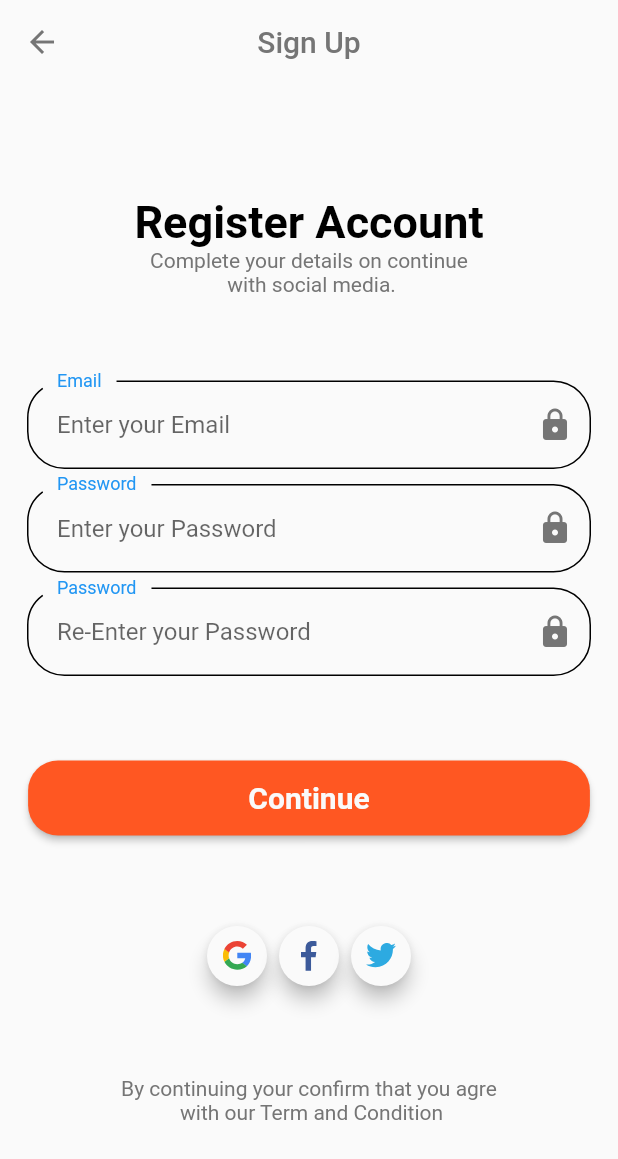
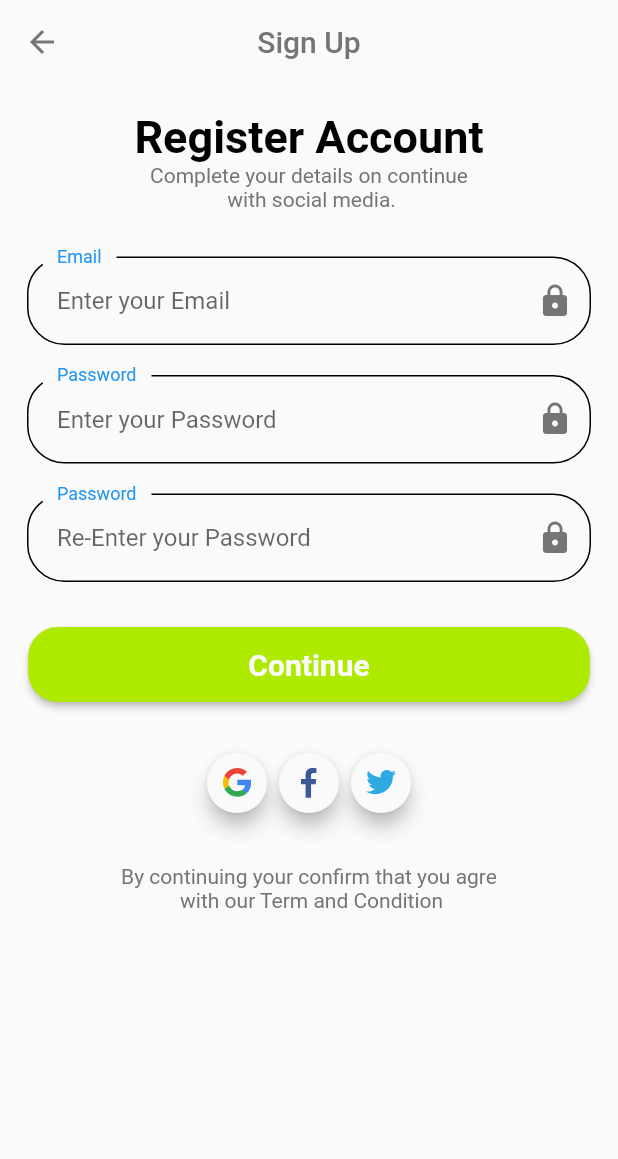
Before and after one commit to FreelancerAbir1/Flutter-Ecommerce-Ui-1, a Flutter app: the screen it shows after launch, after a tap on "Continue", after a tap on "Sign Up", on a phone screen of 412 x 824 dp. Shown: the top 1159 px of the screen. Run offline on Flutter 3.47's test engine with Material 2 defaults, Android fonts, the phone set to English and light mode, and no system bars; our stand-ins replace firebase_auth, firebase_core, flutter_svg; accounts and stored records are empty.

Commit message:
Ecommerce Ui-Firebase Auth

```diff
--- a/lib/Auth/Sign_In_Screen/welcome_back/component/body.dart
+++ b/lib/Auth/Sign_In_Screen/welcome_back/component/body.dart
@@ -1,6 +1,7 @@
 import 'package:firebase_auth/firebase_auth.dart';
 import 'package:flutter/material.dart';
 import 'package:flutter1/Auth/Sign_In_Screen/welcome_back/component/signt_up_btn.dart';
+
 
 import '../../../../Screen/custom_button.dart';
 import '../../../Sign_Up_Screen/register_screen/component/social_account.dart';
@@ -8,6 +9,7 @@ import 'custom_text_field.dart';
 import 'forgot_btn.dart';
 import 'welcome_back_desc.dart';
 import 'welcome_back_text.dart';
+//! Complete welcome screen
 
 class Body extends StatelessWidget {
   final Function signInWithEmailAndPasswordFunction;
@@ -17,19 +19,26 @@ class Body extends StatelessWidget {
   }) : super(key: key);
 
 //! Sign in account here method---------------------------
-  Future<void> signInWithEmailAndPassword(context) async {
+
+
+  Future<void> signInWithEmailAndPassword(context) async { FirebaseAuth auth = FirebaseAuth.instance;
     try {
-      final credential = await FirebaseAuth.instance.signInWithEmailAndPassword(
-          email: inputEmailController.text,
-          password: inputPasswordController.text);
       //! Current state snackbar show
-      if (_key.currentState!.validate()) {
+      if (inputEmailController.text.isNotEmpty &&
+          inputPasswordController.text.isNotEmpty) {
+        final credential = await auth.signInWithEmailAndPassword(
+            email: inputEmailController.text,
+            password: inputPasswordController.text);
+        //! Return Data
+        return signInWithEmailAndPasswordFunction(credential.user);
+      } else if (inputEmailController.text.isEmpty ||
+          inputPasswordController.text.isEmpty) {
         ScaffoldMessenger.of(context).showSnackBar(
-          const SnackBar(content: Text('Processing Data')),
+          const SnackBar(
+            content: Text(" Black Field not allow."),
+          ),
         );
       }
-      //! Return Data
-      return signInWithEmailAndPasswordFunction(credential.user);
     } on FirebaseAuthException catch (e) {
       if (e.code == 'user-not-found') {
         ScaffoldMessenger.of(context).showSnackBar(
@@ -44,8 +53,8 @@ class Body extends StatelessWidget {
   }
 
 //! Text input field here-------------------------------------
- final TextEditingController inputEmailController = TextEditingController();
- final TextEditingController inputPasswordController = TextEditingController();
+  final TextEditingController inputEmailController = TextEditingController();
+  final TextEditingController inputPasswordController = TextEditingController();
   //! Global Form key here
   final _key = GlobalKey<FormState>();
   @override
@@ -58,7 +67,6 @@ class Body extends StatelessWidget {
   }
 
 //! Orientaion Builder
-
   SingleChildScrollView landscapeMode(BuildContext context) {
     return SingleChildScrollView(
       scrollDirection: Axis.vertical,
@@ -76,12 +84,12 @@ class Body extends StatelessWidget {
                     text:
                         'Complete your Detail and continue\n with social media'),
                 const SizedBox(
-                  height: 10 * 3,
+                  height: 10,
                 ),
                 CustomTextField(
                   kController: inputEmailController,
                   press: (value) {},
-                  keyboardType: TextInputType.number,
+                  keyboardType: TextInputType.name,
                   icon: Icons.lock,
                   hint: 'Enter your Email',
                   label: "Email",
@@ -98,7 +106,7 @@ class Body extends StatelessWidget {
                   label: "Password",
                 ),
                 const SizedBox(
-                  height: 10 * 3,
+                  height: 10,
                 ),
                 const ForgotButton(text: 'Remember me', txt: 'Forgot Password'),
                 const SizedBox(
@@ -109,19 +117,22 @@ class Body extends StatelessWidget {
                   press: () {
                     //! Sign in account press here
                     signInWithEmailAndPassword(context);
-                    //!validate press here
+                    if (_key.currentState!.validate()) {}
                   },
                 ),
                 const SizedBox(
-                  height: 10 * 3,
+                  height: 10,
                 ),
                 const SocialAccount(),
                 const SizedBox(
-                  height: 10 * 3,
+                  height: 10,
                 ),
                 const SignUpButton(
                   text: 'Don\'t have an account?',
                   txt: 'Sign Up',
+                ),
+                const SizedBox(
+                  height: 10,
                 ),
               ],
             ),
@@ -138,63 +149,65 @@ class Body extends StatelessWidget {
         padding: const EdgeInsets.all(18.0),
         child: Form(
           key: _key,
-          child: Column(
-            mainAxisAlignment: MainAxisAlignment.spaceBetween,
-            children: [
-              const Spacer(),
-              const WelcomeBackText(text: 'Welcome Back'),
-              const WelcomeBackDesc(
-                  text:
-                      'Complete your Detail and continue\n with social media'),
-              const Spacer(),
-              CustomTextField(
-                kController: inputEmailController,
-                press: (value) {},
-                keyboardType: TextInputType.number,
-                icon: Icons.lock,
-                hint: 'Enter your Email',
-                label: "Email",
-              ),
-              const SizedBox(
-                height: 10,
-              ),
-              CustomTextField(
-                kController: inputPasswordController,
-                press: (value) {},
-                keyboardType: TextInputType.number,
-                icon: Icons.lock,
-                hint: 'Enter your Password',
-                label: "Password",
-              ),
-              const SizedBox(
-                height: 10,
-              ),
-              const ForgotButton(text: 'Remember me', txt: 'Forgot Password'),
-              const Spacer(),
-              CustomButton(
-                text: "Continue",
-                press: () {
-                  //! Sign in account press here
-                  signInWithEmailAndPassword(context);
-                  //!validate press here
-                  if (_key.currentState!.validate()) {
-                    ScaffoldMessenger.of(context).showSnackBar(
-                      const SnackBar(content: Text('Processing Data')),
-                    );
-                  }
-                },
-              ),
-              const Spacer(),
-              const SocialAccount(),
-              const Spacer(),
-              const SignUpButton(
-                text: 'Don\'t have an account?',
-                txt: 'Sign Up',
-              ),
-              const SizedBox(
-                height: 20,
-              )
-            ],
+          child: SingleChildScrollView(
+            scrollDirection: Axis.vertical,
+            child: Column(
+              children: [
+                const WelcomeBackText(text: 'Welcome Back'),
+                const WelcomeBackDesc(
+                    text:
+                        'Complete your Detail and continue\n with social media'),
+                const SizedBox(
+                  height: 30,
+                ),
+                CustomTextField(
+                  kController: inputEmailController,
+                  press: (value) {},
+                  keyboardType: TextInputType.emailAddress,
+                  icon: Icons.lock,
+                  hint: 'Enter your Email',
+                  label: "Email",
+                ),
+                const SizedBox(
+                  height: 20,
+                ),
+                CustomTextField(
+                  kController: inputPasswordController,
+                  press: (value) {},
+                  keyboardType: TextInputType.name,
+                  icon: Icons.lock,
+                  hint: 'Enter your Password',
+                  label: "Password",
+                ),
+                const SizedBox(
+                  height: 30,
+                ),
+                const ForgotButton(text: 'Remember me', txt: 'Forgot Password'),
+                const SizedBox(
+                  height: 30,
+                ),
+                CustomButton(
+                  text: "Continue",
+                  press: () {
+                    //! Sign in account press here
+                    signInWithEmailAndPassword(context);
+                    //!validate press here
+                    if (_key.currentState!.validate()) {}
+                  },
+                ),
+                const SizedBox(
+                  height: 30,
+                ),
+                const SocialAccount(),
+                const SizedBox(
+                  height: 20,
+                ),
+                const SignUpButton(
+                  text: 'Don\'t have an account?',
+                  txt: 'Sign Up',
+                ),
+              ],
+            ),
           ),
         ),
       ),
--- a/lib/Auth/Sign_In_Screen/welcome_back/component/custom_text_field.dart
+++ b/lib/Auth/Sign_In_Screen/welcome_back/component/custom_text_field.dart
@@ -1,9 +1,6 @@
-
 
 import 'package:flutter/material.dart';
-
 import '../../../../constant.dart';
-
 class CustomTextField extends StatelessWidget {
   final ValueChanged press;
   final TextEditingController kController;
@@ -11,7 +8,6 @@ class CustomTextField extends StatelessWidget {
   final IconData icon;
   final String hint;
   final String label;
-
   const CustomTextField(
       {super.key,
       required this.press,
@@ -19,7 +15,6 @@ class CustomTextField extends StatelessWidget {
       required this.icon,
       required this.hint,
       required this.label, required this.kController});
-
   @override
   Widget build(BuildContext context) {
     return TextFormField(
--- a/lib/Auth/Sign_Up_Screen/register_screen/component/body.dart
+++ b/lib/Auth/Sign_Up_Screen/register_screen/component/body.dart
@@ -1,3 +1,4 @@
+import 'package:firebase_auth/firebase_auth.dart';
 import 'package:flutter/material.dart';
 import 'package:flutter1/Screen/custom_button.dart';
 import '../../../Sign_In_Screen/complete_profile/complete_profile.dart';
@@ -6,22 +7,68 @@ import 'custom_text_field.dart';
 import 'desc_text.dart';
 import 'register_text.dart';
 import 'social_account.dart';
+//! Complete register screen
 
 class Body extends StatelessWidget {
   Body({super.key});
+
+//! Sign in account here method---------------------------
+
+  Future<void> createUserWithEmailAndPassword(context) async { FirebaseAuth auth = FirebaseAuth.instance;
+    try {
+      if (inputEmailController.text.isNotEmpty &&
+          inputPasswordController.text == inputConfirmPasswordController.text) {
+        await auth.createUserWithEmailAndPassword(
+            email: inputEmailController.text,
+            password: inputPasswordController.text);
+        //! Current state snackbar show
+
+        Navigator.of(context)
+            .pushReplacementNamed(CompleteProfileScreen.routeName);
+      } else if (inputEmailController.text.isNotEmpty && inputPasswordController.text !=
+          inputConfirmPasswordController.text) {
+        ScaffoldMessenger.of(context).showSnackBar(
+          const SnackBar(
+            content: Text("Password does not match.Please re-type again."),
+          ),
+        );
+      } else if (inputConfirmPasswordController.text.isEmpty ||
+          inputConfirmPasswordController.text.isEmpty ||
+          inputEmailController.text.isEmpty) {
+        ScaffoldMessenger.of(context).showSnackBar(
+          const SnackBar(
+            content: Text(" Black Field not allow."),
+          ),
+        );
+      }
+    } on FirebaseAuthException catch (e) {
+      if (e.code == 'weak-password') {
+        ScaffoldMessenger.of(context).showSnackBar(
+          const SnackBar(content: Text('The password provided is too weak.')),
+        );
+      } else if (e.code == 'email-already-in-use') {
+        ScaffoldMessenger.of(context).showSnackBar(
+          const SnackBar(
+              content: Text('The account already exists for that email.')),
+        );
+      }
+    }
+  }
+
 //! Text input field here-------------------------------------
   final TextEditingController inputEmailController = TextEditingController();
   final TextEditingController inputPasswordController = TextEditingController();
+  final TextEditingController inputConfirmPasswordController =
+      TextEditingController();
   //! Global Form key here
   final _key = GlobalKey<FormState>();
   @override
   Widget build(BuildContext context) {
-    Orientation  orientation = MediaQuery.of(context).orientation;
+    Orientation orientation = MediaQuery.of(context).orientation;
     if (orientation == Orientation.portrait) {
       return portraitMode(context);
     }
     return landscapeMode(context);
-  }
   }
 
   SingleChildScrollView landscapeMode(BuildContext context) {
@@ -31,6 +78,8 @@ SingleChildScrollView landscapeMode(BuildContext context) {
         width: double.infinity,
         child: Padding(
           padding: const EdgeInsets.all(20),
+          child: Form(
+            key: _key,
             child: Column(
               mainAxisAlignment: MainAxisAlignment.spaceBetween,
               children: [
@@ -42,8 +91,9 @@ SingleChildScrollView landscapeMode(BuildContext context) {
                   height: 30,
                 ),
                 CustomTextField(
+                  kController: inputEmailController,
                   press: (value) {},
-              keyboardType: TextInputType.number,
+                  keyboardType: TextInputType.emailAddress,
                   icon: Icons.lock,
                   hint: 'Enter your Email',
                   label: "Email",
@@ -52,8 +102,9 @@ SingleChildScrollView landscapeMode(BuildContext context) {
                   height: 10,
                 ),
                 CustomTextField(
+                  kController: inputPasswordController,
                   press: (value) {},
-              keyboardType: TextInputType.number,
+                  keyboardType: TextInputType.name,
                   icon: Icons.lock,
                   hint: 'Enter your Password',
                   label: "Password",
@@ -62,8 +113,9 @@ SingleChildScrollView landscapeMode(BuildContext context) {
                   height: 10,
                 ),
                 CustomTextField(
+                  kController: inputConfirmPasswordController,
                   press: (value) {},
-              keyboardType: TextInputType.number,
+                  keyboardType: TextInputType.name,
                   icon: Icons.lock,
                   hint: 'Re-Enter your Password',
                   label: "Password",
@@ -74,7 +126,8 @@ SingleChildScrollView landscapeMode(BuildContext context) {
                 CustomButton(
                   text: 'Continue',
                   press: () {
-                Navigator.pushNamed(context, CompleteProfileScreen.routeName);
+                    createUserWithEmailAndPassword(context);
+                    if (_key.currentState!.validate()) {}
                   },
                 ),
                 const SizedBox(
@@ -89,23 +142,31 @@ SingleChildScrollView landscapeMode(BuildContext context) {
             ),
           ),
         ),
+      ),
     );
   }
 
-SizedBox portraitMode(BuildContext context) {
-  return SizedBox(
+  SingleChildScrollView portraitMode(BuildContext context) {
+    return SingleChildScrollView(
+      scrollDirection: Axis.vertical,
+      child: SizedBox(
         width: double.infinity,
         child: Padding(
           padding: const EdgeInsets.all(18.0),
+          child: Form(
+            key: _key,
             child: Column(
               mainAxisAlignment: MainAxisAlignment.center,
               children: [
-          const Spacer(),
                 const RegisterText(text: 'Register Account'),
                 const DescriptionText(
-              text: 'Complete your details on continue\n with social media.'),
-          const Spacer(),
+                    text:
+                        'Complete your details on continue\n with social media.'),
+                const SizedBox(
+                  height: 30,
+                ),
                 CustomTextField(
+                  kController: inputEmailController,
                   press: (value) {},
                   keyboardType: TextInputType.number,
                   icon: Icons.lock,
@@ -113,9 +174,10 @@ SizedBox portraitMode(BuildContext context) {
                   label: "Email",
                 ),
                 const SizedBox(
-            height: 10,
+                  height: 20,
                 ),
                 CustomTextField(
+                  kController: inputPasswordController,
                   press: (value) {},
                   keyboardType: TextInputType.number,
                   icon: Icons.lock,
@@ -123,29 +185,39 @@ SizedBox portraitMode(BuildContext context) {
                   label: "Password",
                 ),
                 const SizedBox(
-            height: 10,
+                  height: 20,
                 ),
                 CustomTextField(
+                  kController: inputConfirmPasswordController,
                   press: (value) {},
                   keyboardType: TextInputType.number,
                   icon: Icons.lock,
                   hint: 'Re-Enter your Password',
                   label: "Password",
                 ),
-          const Spacer(),
+                const SizedBox(
+                  height: 30,
+                ),
                 CustomButton(
                   text: 'Continue',
                   press: () {
-              Navigator.pushNamed(context, CompleteProfileScreen.routeName);
+                    createUserWithEmailAndPassword(context);
+                    if (_key.currentState!.validate()) {}
                   },
                 ),
-          const Spacer(),
+                const SizedBox(
+                  height: 30,
+                ),
                 const SocialAccount(),
-          const Spacer(),
+                const SizedBox(
+                  height: 30,
+                ),
                 const ConditionText(),
-          const Spacer(),
               ],
+            ),
+          ),
         ),
       ),
     );
   }
+}
--- a/lib/Auth/Sign_Up_Screen/register_screen/component/custom_text_field.dart
+++ b/lib/Auth/Sign_Up_Screen/register_screen/component/custom_text_field.dart
@@ -1,33 +1,32 @@
+
 import 'package:flutter/material.dart';
 
 import '../../../../constant.dart';
 
 class CustomTextField extends StatelessWidget {
   final ValueChanged press;
-
+  final TextEditingController kController;
   final TextInputType keyboardType;
   final IconData icon;
   final String hint;
   final String label;
-
   const CustomTextField(
       {super.key,
       required this.press,
       required this.keyboardType,
       required this.icon,
       required this.hint,
-      required this.label, });
-
+      required this.label, required this.kController});
   @override
   Widget build(BuildContext context) {
     return TextFormField(
-
       validator: (value) {
-        if (value == null || value.isEmpty) {
-          return 'Please enter some text';
-        }
-        return null;
-      },
+    if (value == null || value.isEmpty) {
+      return 'Please enter some text';
+    }
+    return null;
+  },
+      controller: kController,
       onChanged: press,
       keyboardType: keyboardType,
       decoration: InputDecoration(
--- a/lib/constant.dart
+++ b/lib/constant.dart
@@ -1,6 +1,6 @@
 import 'package:flutter/material.dart';
 
-const kPrimaryColor = Color(0xFFFF5722);
+const kPrimaryColor = Color(0xFFAEEA00);
 const kTextColor = Color(0xFF757575);
 const kTextLightColor = Color(0xFFFAFAFA);
 const kDefaultFontBold = TextStyle(fontWeight: FontWeight.bold);
--- a/lib/main.dart
+++ b/lib/main.dart
@@ -8,6 +8,5 @@ Future<void> main() async {
   await Firebase.initializeApp(
     options: DefaultFirebaseOptions.currentPlatform,
   );
-
   runApp(const MyApp());
 }
```
Lines whose indentation alone changed are shown as unchanged.
